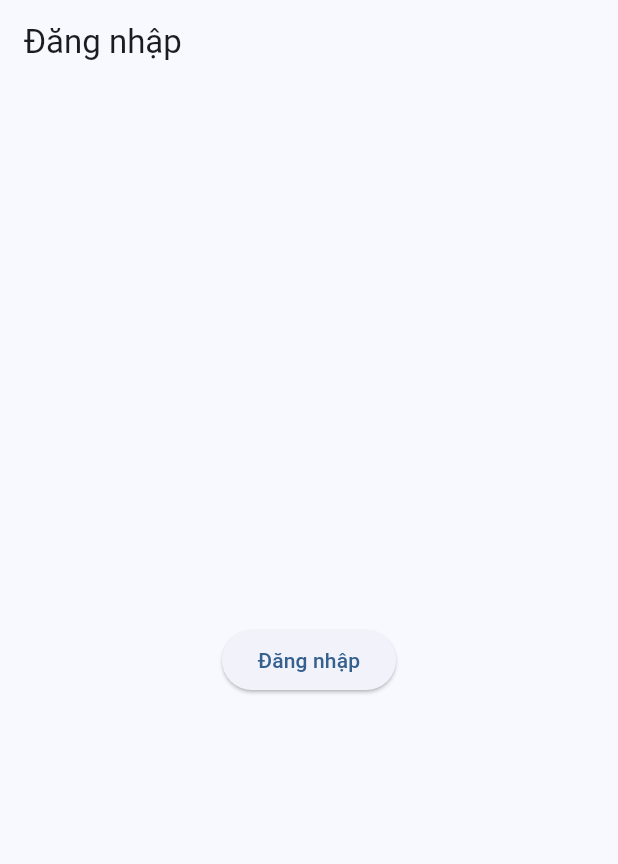
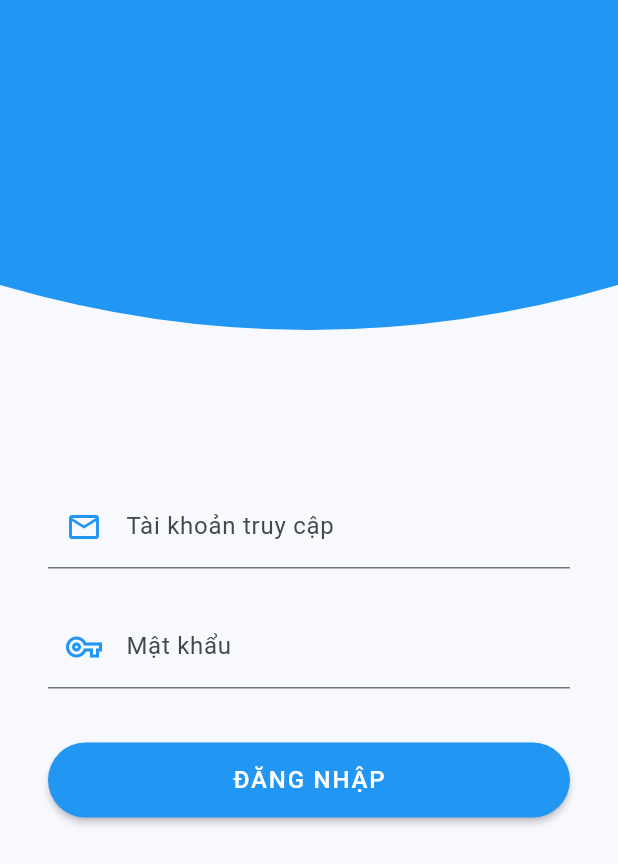
Before and after one commit to but14/ScanQr_HRM, a Flutter app: the screen it shows after launch, on a phone screen of 412 x 824 dp. Shown: the top 864 px of the screen. Run offline on Flutter 3.47's test engine with Material 3 defaults, Android fonts, the phone set to English and light mode, and no system bars; missing offline and left inert: mobile_scanner.

Commit message:
code update

```diff
--- a/mobile/lib/screens/login_screen.dart
+++ b/mobile/lib/screens/login_screen.dart
@@ -1,19 +1,116 @@
 import 'package:flutter/material.dart';
+import 'package:mobile/screens/home_screen.dart';
 
 class LoginScreen extends StatelessWidget {
   const LoginScreen({super.key});
+
   @override
   Widget build(BuildContext context) {
     return Scaffold(
-      appBar: AppBar(title: const Text('Đăng nhập')),
-      body: Center(
-        child: ElevatedButton(
-          onPressed: () {
-            // Xử lý đăng nhập ở đây
-          },
-          child: const Text('Đăng nhập'),
-        ),
+      body: Stack(
+        children: [
+          // Sóng xanh phía trên
+          ClipPath(
+            clipper: WaveClipper(),
+            child: Container(
+              height: 250,
+              color: Colors.blue,
+            ),
+          ),
+          // Nội dung đăng nhập
+          Center(
+            child: SingleChildScrollView(
+              padding: const EdgeInsets.symmetric(horizontal: 32),
+              child: Column(
+                crossAxisAlignment: CrossAxisAlignment.stretch,
+                children: [
+                  const SizedBox(height: 60),
+                  // Email
+                  TextField(
+                    decoration: InputDecoration(
+                      prefixIcon:
+                          Icon(Icons.email_outlined, color: Colors.blue),
+                      labelText: 'Tài khoản truy cập',
+                      border: UnderlineInputBorder(),
+                    ),
+                  ),
+                  const SizedBox(height: 24),
+                  // Password
+                  TextField(
+                    obscureText: true,
+                    decoration: InputDecoration(
+                      prefixIcon:
+                          Icon(Icons.vpn_key_outlined, color: Colors.blue),
+                      labelText: 'Mật khẩu',
+                      border: UnderlineInputBorder(),
+                    ),
+                  ),
+                  const SizedBox(height: 36),
+                  // Nút Login
+                  SizedBox(
+                    height: 50,
+                    child: ElevatedButton(
+                      style: ElevatedButton.styleFrom(
+                        backgroundColor: Colors.blue,
+                        shape: RoundedRectangleBorder(
+                          borderRadius: BorderRadius.circular(30),
+                        ),
+                        elevation: 2,
+                      ),
+                      onPressed: () {
+                        Navigator.pushReplacement(
+                            context,
+                            MaterialPageRoute(
+                              builder: (context) => const HomeScreen(),
+                            ));
+                      },
+                      child: const Text(
+                        'ĐĂNG NHẬP',
+                        style: TextStyle(
+                          color: Colors.white,
+                          fontSize: 16,
+                          letterSpacing: 1.2,
+                        ),
+                      ),
+                    ),
+                  ),
+                  const SizedBox(height: 16),
+                  // Forget Password
+                  // Align(
+                  //   alignment: Alignment.centerRight,
+                  //   child: TextButton(
+                  //     onPressed: () {
+                  //       // Xử lý quên mật khẩu
+                  //     },
+                  //     child: const Text(
+                  //       'Quên mật khẩu?',
+                  //       style: TextStyle(color: Colors.blue),
+                  //     ),
+                  //   ),
+                  // ),
+                ],
+              ),
+            ),
+          ),
+        ],
       ),
     );
   }
 }
+
+// Custom clipper cho sóng xanh
+class WaveClipper extends CustomClipper<Path> {
+  @override
+  Path getClip(Size size) {
+    Path path = Path();
+    path.lineTo(0, size.height - 60);
+    path.quadraticBezierTo(
+        size.width / 2, size.height, size.width, size.height - 60);
+    path.lineTo(size.width, 0);
+    path.close();
+    return path;
+  }
+
+  @override
+  bool shouldReclip(CustomClipper<Path> oldClipper) => false;
+}
--- a/mobile/pubspec.yaml
+++ b/mobile/pubspec.yaml
@@ -30,6 +30,7 @@ environment:
 dependencies:
   flutter:
     sdk: flutter
+  mobile_scanner: ^6.0.10
 
 
   # The following adds the Cupertino Icons font to your application.
```
Also changed, not shown: mobile/lib/screens/home_screen.dart (added, +134 -0 lines), mobile/lib/screens/qr_scan_screen.dart (added, +26 -0 lines), mobile/lib/screens/splash_screen.dart (+85 -7 lines), mobile/pubspec.lock, 2 other files.
